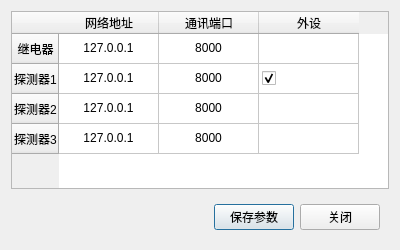
Before: the Qt Designer form netsetting.ui in MrXiaomao/HEXRayFSS_QT, drawn with Qt 5.
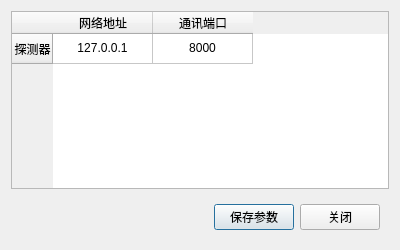
After: the same form once the commit is applied.

The edit to the form file:
```diff
--- a/netsetting.ui
+++ b/netsetting.ui
@@ -21,31 +21,7 @@
      </attribute>
      <row>
       <property name="text">
-       <string>继电器</string>
-      </property>
-      <property name="textAlignment">
-       <set>AlignCenter</set>
-      </property>
-     </row>
-     <row>
-      <property name="text">
-       <string>探测器1</string>
-      </property>
-      <property name="textAlignment">
-       <set>AlignCenter</set>
-      </property>
-     </row>
-     <row>
-      <property name="text">
-       <string>探测器2</string>
-      </property>
-      <property name="textAlignment">
-       <set>AlignCenter</set>
-      </property>
-     </row>
-     <row>
-      <property name="text">
-       <string>探测器3</string>
+       <string>探测器</string>
       </property>
       <property name="textAlignment">
        <set>AlignCenter</set>
@@ -61,11 +37,6 @@
        <string>通讯端口</string>
       </property>
      </column>
-     <column>
-      <property name="text">
-       <string>外设</string>
-      </property>
-     </column>
      <item row="0" column="0">
       <property name="text">
        <string>127.0.0.1</string>
@@ -82,92 +53,6 @@
        <set>AlignCenter</set>
       </property>
      </item>
-     <item row="0" column="2">
-      <property name="text">
-       <string/>
-      </property>
-      <property name="flags">
-       <set>ItemIsSelectable|ItemIsDragEnabled|ItemIsDropEnabled|ItemIsUserCheckable|ItemIsEnabled</set>
-      </property>
-     </item>
-     <item row="1" column="0">
-      <property name="text">
-       <string>127.0.0.1</string>
-      </property>
-      <property name="textAlignment">
-       <set>AlignCenter</set>
-      </property>
-     </item>
-     <item row="1" column="1">
-      <property name="text">
-       <string>8000</string>
-      </property>
-      <property name="textAlignment">
-       <set>AlignCenter</set>
-      </property>
-     </item>
-     <item row="1" column="2">
-      <property name="text">
-       <string/>
-      </property>
-      <property name="checkState">
-       <enum>Checked</enum>
-      </property>
-      <property name="flags">
-       <set>ItemIsSelectable|ItemIsDragEnabled|ItemIsDropEnabled|ItemIsEnabled</set>
-      </property>
-     </item>
-     <item row="2" column="0">
-      <property name="text">
-       <string>127.0.0.1</string>
-      </property>
-      <property name="textAlignment">
-       <set>AlignCenter</set>
-      </property>
-     </item>
-     <item row="2" column="1">
-      <property name="text">
-       <string>8000</string>
-      </property>
-      <property name="textAlignment">
-       <set>AlignCenter</set>
-      </property>
-     </item>
-     <item row="2" column="2">
-      <property name="text">
-       <string/>
-      </property>
-      <property name="flags">
-       <set>ItemIsSelectable|ItemIsDragEnabled|ItemIsDropEnabled|ItemIsUserCheckable|ItemIsEnabled</set>
-      </property>
-     </item>
-     <item row="3" column="0">
-      <property name="text">
-       <string>127.0.0.1</string>
-      </property>
-      <property name="textAlignment">
-       <set>AlignCenter</set>
-      </property>
-     </item>
-     <item row="3" column="1">
-      <property name="text">
-       <string>8000</string>
-      </property>
-      <property name="textAlignment">
-       <set>AlignCenter</set>
-      </property>
-     </item>
-     <item row="3" column="2">
-      <property name="text">
-       <string/>
-      </property>
-      <property name="textAlignment">
-       <set>AlignCenter</set>
-      </property>
-      <property name="flags">
-       <set>ItemIsSelectable|ItemIsDragEnabled|ItemIsDropEnabled|ItemIsUserCheckable|ItemIsEnabled</set>
-      </property>
-     </item>
     </widget>
    </item>
    <item>
```
